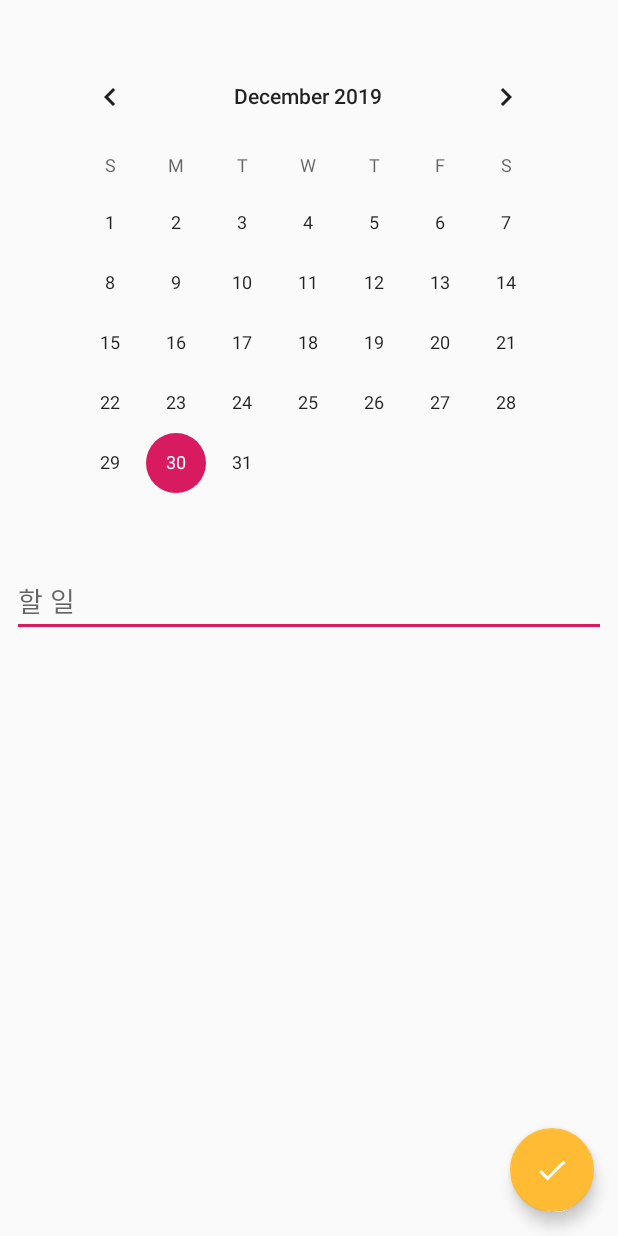
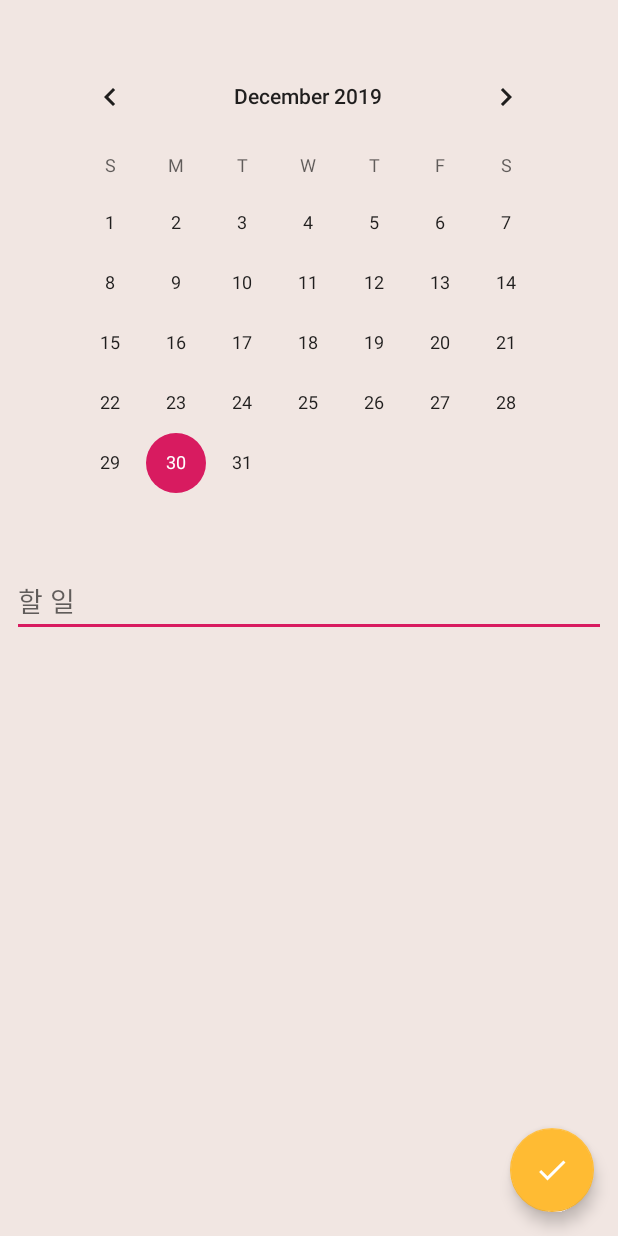
Before and after one commit to structsize/GSM_Festival, an Android app: the EditActivity screen opened directly, with no data from a screen before it, on a phone screen of 412 x 824 dp. Run offline under Robolectric (Android 15) with nearby library versions, the phone set to English and light mode, and no system bars; libraries missing offline, so code that uses them is left out: io.realm, io.realm.kotlin.

Commit message:
Update activity_edit.xml

```diff
--- a/GSM_Festival/app/src/main/res/layout/activity_edit.xml
+++ b/GSM_Festival/app/src/main/res/layout/activity_edit.xml
@@ -4,7 +4,8 @@
     xmlns:tools="http://schemas.android.com/tools"
     android:layout_width="match_parent"
     android:layout_height="match_parent"
-    tools:context=".EditActivity">
+    tools:context=".EditActivity"
+    android:background="@drawable/background">
 
     <CalendarView
         android:id="@+id/calendarView"
```
